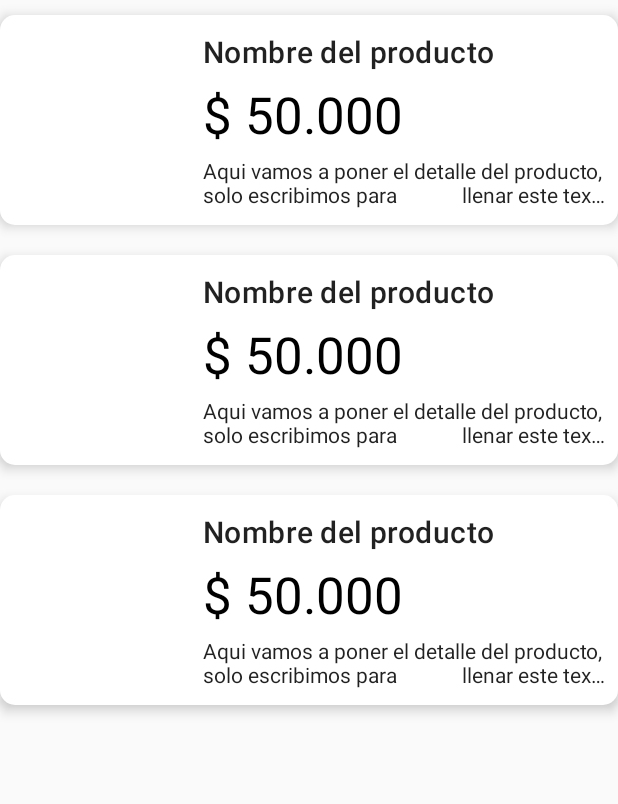
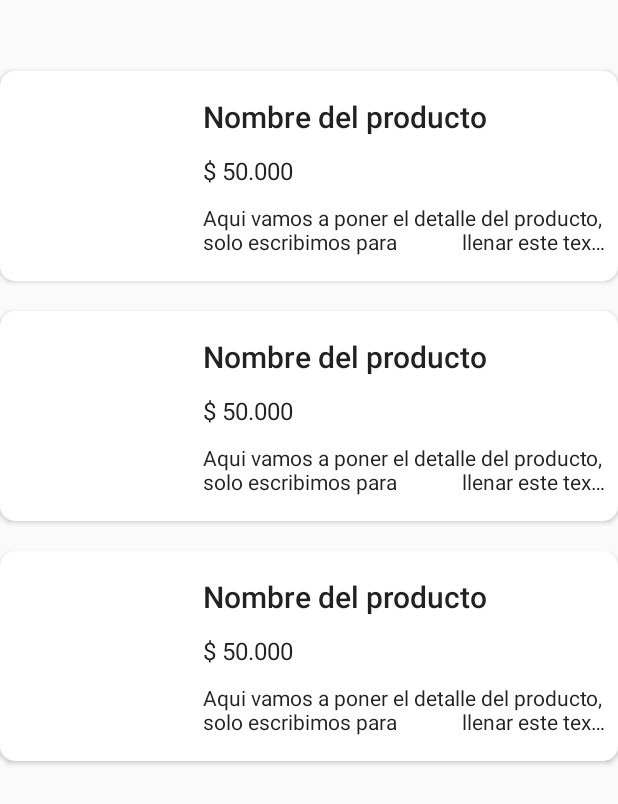
Before and after one commit to Mafe0394/MercadoPago, an Android app: the layout fragment_results.xml on its own in the app's theme, with its tools: preview values and no code run, on a phone screen of 412 x 824 dp. Shown: the top 804 px of the screen. Run offline under Robolectric (Android 15) with nearby library versions, the phone set to English and light mode, and no system bars.

Commit message:
Text formatting, fix of some bugs when call service

```diff
--- a/app/src/main/java/com/projects/mercadopago/domain/ResponseModel.kt
+++ b/app/src/main/java/com/projects/mercadopago/domain/ResponseModel.kt
@@ -218,9 +218,7 @@ data class Seller (
     val carDealer: Boolean? = null,
 
     @Json(name="real_estate_agency")
-    val realEstateAgency: Boolean? = null,
-
-    val tags: String? = null
+    val realEstateAgency: Boolean? = null
 )
 
 
--- a/app/src/main/java/com/projects/mercadopago/uiControllers/activities/MainActivity.kt
+++ b/app/src/main/java/com/projects/mercadopago/uiControllers/activities/MainActivity.kt
@@ -38,4 +38,8 @@ class MainActivity : AppCompatActivity() {
         return navController.navigateUp()
 
     }
+
+    fun setActionBarTitle(title:String){
+        supportActionBar?.title=title
+    }
 }
--- a/app/src/main/java/com/projects/mercadopago/uiControllers/fragments/SearchFragment.kt
+++ b/app/src/main/java/com/projects/mercadopago/uiControllers/fragments/SearchFragment.kt
@@ -37,10 +37,6 @@ class SearchFragment : Fragment() {
         return view
     }
 
-    override fun onCreate(savedInstanceState: Bundle?) {
-        super.onCreate(savedInstanceState)
-
-    }
 
     override fun onCreateOptionsMenu(menu: Menu, inflater: MenuInflater) {
         inflater.inflate(R.menu.options_menu, menu)
@@ -62,7 +58,7 @@ class SearchFragment : Fragment() {
                 override fun onQueryTextSubmit(p0: String?): Boolean {
                     Timber.i("Submited $p0")
                     // Reset SearchView
-                    searchViewModel.resetQuery()
+//                    searchViewModel.resetQuery()
                     searchViewModel.setIsExpanded(false)
 
                     // Go to Results Fragment to show results
--- a/app/src/main/res/layout/fragment_results.xml
+++ b/app/src/main/res/layout/fragment_results.xml
@@ -15,11 +15,22 @@
         android:layout_width="match_parent"
         android:layout_height="match_parent">
 
+
+        <TextView
+            app:layout_constraintTop_toTopOf="parent"
+            app:layout_constraintStart_toStartOf="parent"
+            app:layout_constraintEnd_toEndOf="parent"
+            android:id="@+id/resultsTextView"
+            android:layout_width="0dp"
+            android:layout_height="wrap_content"
+            android:textAppearance="@style/TextAppearance.AppCompat.Title"
+            app:resultsFor="@{viewModel.query}"
+            android:layout_margin="@dimen/_10dp"/>
         <androidx.recyclerview.widget.RecyclerView
             android:id="@+id/resultsRecyclerView"
             android:layout_width="match_parent"
             android:layout_height="@dimen/_0dp"
-            app:layout_constraintTop_toTopOf="parent"
+            app:layout_constraintTop_toBottomOf="@id/resultsTextView"
             app:layout_constraintBottom_toBottomOf="parent"
             app:layout_constraintStart_toStartOf="parent"
             app:layout_constraintEnd_toEndOf="parent"
@@ -32,7 +43,7 @@
             android:contentDescription="@string/api_status"
             android:layout_width="wrap_content"
             android:layout_height="wrap_content"
-            app:layout_constraintTop_toTopOf="parent"
+            app:layout_constraintTop_toBottomOf="@id/resultsTextView"
             app:layout_constraintBottom_toBottomOf="parent"
             app:layout_constraintStart_toStartOf="parent"
             app:layout_constraintEnd_toEndOf="parent"
--- a/app/src/main/res/layout/holder_results_recycler_view.xml
+++ b/app/src/main/res/layout/holder_results_recycler_view.xml
@@ -16,7 +16,7 @@
         android:layout_height="@dimen/_140dp"
         android:layout_marginVertical="@dimen/_10dp"
         android:background="@drawable/recycler_item_shape"
-        android:elevation="@dimen/_5dp"
+        android:elevation="@dimen/_2dp"
         android:padding="@dimen/_5dp">
 
         <ImageView
@@ -36,9 +36,9 @@
             android:layout_height="wrap_content"
             android:layout_marginStart="@dimen/_10dp"
             android:ellipsize="end"
-            android:maxLines="1"
+            android:maxLines="2"
             android:text="@{product.title}"
-            android:textAppearance="@style/TextAppearance.MaterialComponents.Headline6"
+            android:textAppearance="@style/TextAppearance.AppCompat.SearchResult.Title"
             app:layout_constraintBottom_toTopOf="@id/priceTextView"
             app:layout_constraintEnd_toEndOf="parent"
             app:layout_constraintStart_toEndOf="@id/productImageView"
@@ -49,8 +49,8 @@
             android:id="@+id/priceTextView"
             android:layout_width="@dimen/_0dp"
             android:layout_height="wrap_content"
-            android:text="@{product.price.toString()}"
-            android:textAppearance="@style/PriceTextStyle"
+            app:priceInCop="@{product.price}"
+            android:textAppearance="@style/TextAppearance.AppCompat.SearchResult.Subtitle"
             app:layout_constraintBottom_toTopOf="@id/productDetailTextView"
             app:layout_constraintStart_toStartOf="@id/productNameTextView"
             app:layout_constraintTop_toBottomOf="@id/productNameTextView"
--- a/app/src/main/res/navigation/navigation.xml
+++ b/app/src/main/res/navigation/navigation.xml
@@ -8,7 +8,7 @@
     <fragment
         android:id="@+id/searchFragment"
         android:name="com.projects.mercadopago.uiControllers.fragments.SearchFragment"
-        android:label="fragment_search"
+        android:label="@string/app_name"
         tools:layout="@layout/fragment_search" >
         <action
             android:id="@+id/action_searchFragment_to_resultsFragment"
@@ -22,7 +22,7 @@
     <fragment
         android:id="@+id/resultsFragment"
         android:name="com.projects.mercadopago.uiControllers.fragments.ResultsFragment"
-        android:label="fragment_results"
+        android:label="@string/search_results"
         tools:layout="@layout/fragment_results" >
         <action
             android:id="@+id/action_resultsFragment_to_detailFragment"
--- a/app/src/main/res/values/dimens.xml
+++ b/app/src/main/res/values/dimens.xml
@@ -9,4 +9,5 @@
     <dimen name="_120dp">120dp</dimen>
     <dimen name="_140dp">140dp</dimen>
     <dimen name="_5dp">5dp</dimen>
+    <dimen name="_2dp">2dp</dimen>
 </resources>
--- a/app/src/main/res/values/strings.xml
+++ b/app/src/main/res/values/strings.xml
@@ -13,5 +13,7 @@
     <string name="something_went_wrong">Something went wrong</string>
     <string name="we_couldnt_find_products_that_match_your_search_criteria">We couldn\'t find any
         products that match your search criteria. \n Try something different</string>
-    <string name="display_price" translatable="false">$% .0f</string>
+    <string name="display_price" translatable="false">$ %,d</string>
+    <string name="results_for">Results for: %s</string>
+    <string name="search_results">Search Results</string>
 </resources>
```
Also changed, not shown: app/src/main/java/com/projects/mercadopago/uiControllers/fragments/ResultsFragment.kt (+2 -7 lines), app/src/main/java/com/projects/mercadopago/util/BindingAdapters.kt (+15 -1 lines), app/src/main/java/com/projects/mercadopago/util/Util.kt (+7 -0 lines), app/src/main/java/com/projects/mercadopago/viewModels/ResultsViewModel.kt (+8 -7 lines), 1 other file.
